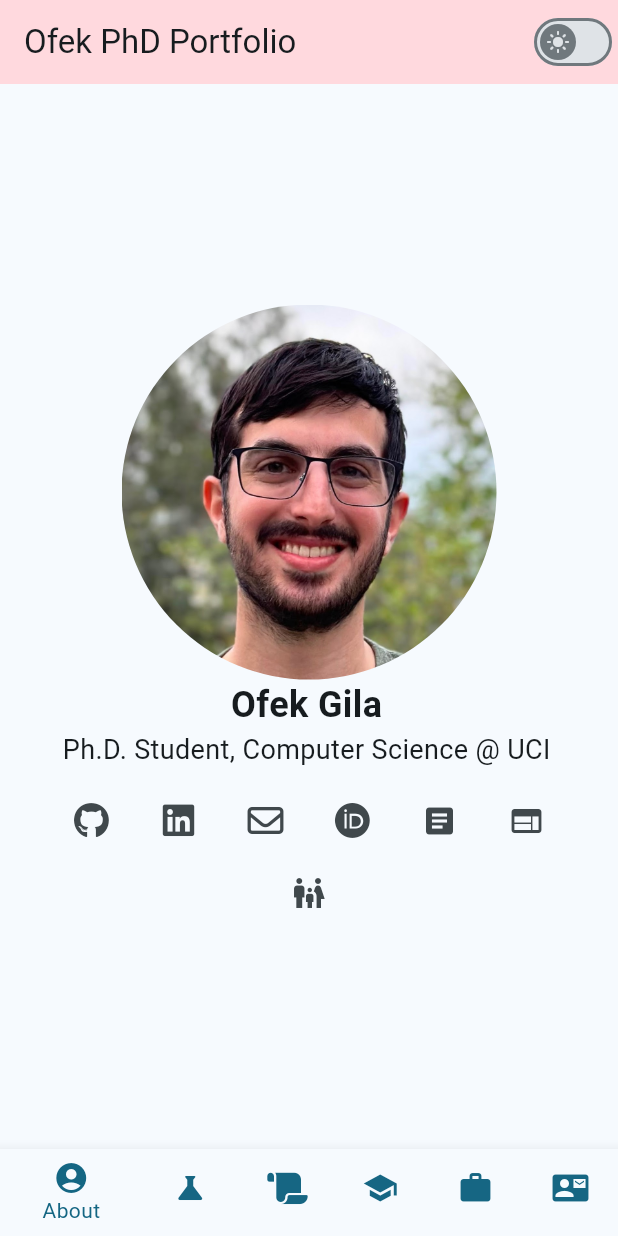
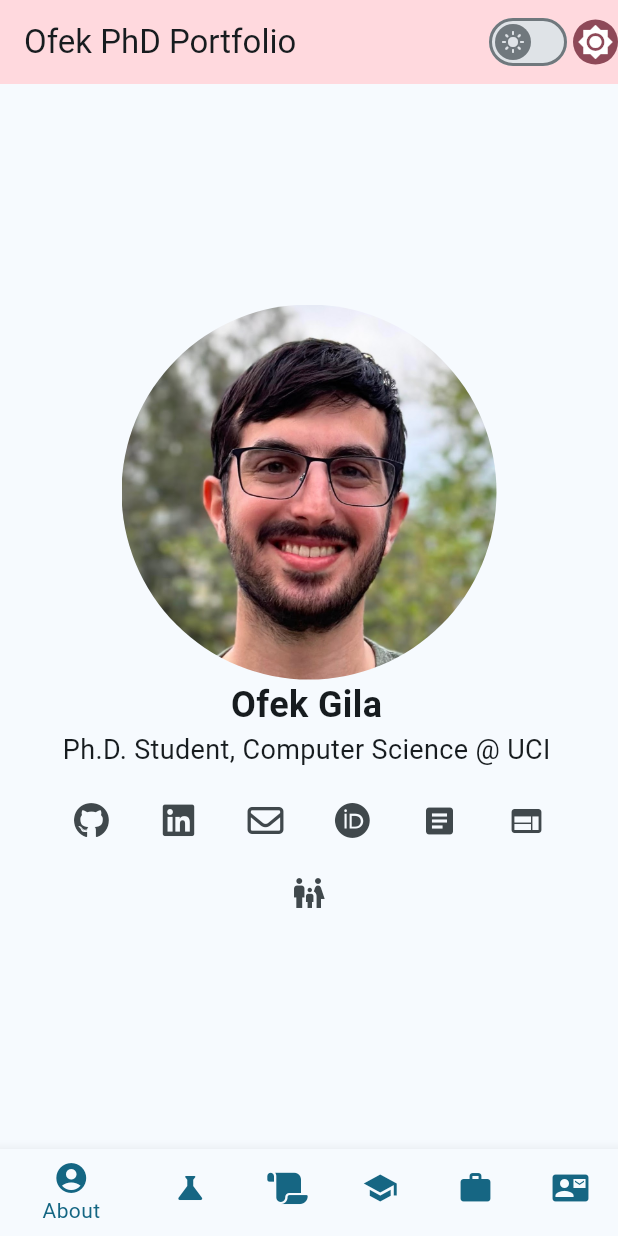
Before and after one commit to The-Ofek-Foundation/ophd, a Flutter app: the screen it shows after launch, on a phone screen of 412 x 824 dp. Run offline on Flutter 3.47's test engine with Material 3 defaults, Android fonts, the phone set to English and light mode, and no system bars; our stand-ins replace firebase_core, flutter_markdown, font_awesome_flutter, theme_provider; missing offline and left inert: flutter_scatter, graphview, universal_html; accounts and stored records are empty; generated files the repository leaves out were written again.

Commit message:
Add 'high contrast' modes

```diff
--- a/lib/data/app_themes.dart
+++ b/lib/data/app_themes.dart
@@ -9,8 +9,28 @@ final List<AppTheme> themes = [
     data: MaterialTheme(TextTheme()).light(),
   ),
   AppTheme(
+    id: 'light-medium-contrast',
+    description: 'Light Theme Medium Contrast',
+    data: MaterialTheme(TextTheme()).lightMediumContrast(),
+  ),
+  AppTheme(
+    id: 'light-high-contrast',
+    description: 'Light Theme High Contrast',
+    data: MaterialTheme(TextTheme()).lightHighContrast(),
+  ),
+  AppTheme(
     id: 'dark',
     description: 'Dark Theme',
     data: MaterialTheme(TextTheme()).dark(),
   ),
+  AppTheme(
+    id: 'dark-medium-contrast',
+    description: 'Dark Theme Medium Contrast',
+    data: MaterialTheme(TextTheme()).darkMediumContrast(),
+  ),
+  AppTheme(
+    id: 'dark-high-contrast',
+    description: 'Dark Theme High Contrast',
+    data: MaterialTheme(TextTheme()).darkHighContrast(),
+  ),
 ];
--- a/lib/widgets/layout.dart
+++ b/lib/widgets/layout.dart
@@ -18,6 +18,13 @@ class Layout extends StatefulWidget {
 class _LayoutState extends State<Layout> {
   late PageDetails _pd;
   bool _isDarkMode = false;
+  int _selectedContrast = 0;
+
+  final List<IconData> _contrastIcons = [
+    Icons.brightness_7,
+    Icons.brightness_medium,
+    Icons.brightness_5,
+  ];
 
   @override
   void initState() {
@@ -35,17 +42,44 @@ class _LayoutState extends State<Layout> {
     replaceHistoryState(_pd.label, '/#${_pd.pathname}');
   }
 
-  void _toggleThemeMode(bool isDarkTheme) {
+  void _updateContrastFromTheme() {
+    String currentThemeId = ThemeProvider.themeOf(context).id;
+    if (currentThemeId.endsWith('-medium-contrast')) {
+      _selectedContrast = 1;
+    } else if (currentThemeId.endsWith('-high-contrast')) {
+      _selectedContrast = 2;
+    } else {
+      _selectedContrast = 0; // Default to low contrast
+    }
+  }
+
+  void _updateTheme(bool isDark, int contrast) {
     var controller = ThemeProvider.controllerOf(context);
 
-    controller.setTheme(isDarkTheme ? 'dark' : 'light');
+    String baseTheme = isDark ? 'dark' : 'light';
+    String contrastSuffice = contrast == 1 ? '-medium-contrast'
+      : contrast == 2 ? '-high-contrast'
+      : '';
+
+    controller.setTheme('$baseTheme$contrastSuffice');
+
     setState(() {
-      _isDarkMode = isDarkTheme;
+      _isDarkMode = isDark;
+      _selectedContrast = contrast;
     });
   }
 
+  void _toggleThemeMode(bool isDark) {
+    _updateTheme(isDark, _selectedContrast);
+  }
+
+  void _changeContrast() {
+    int newContrast = (_selectedContrast + 1) % _contrastIcons.length;
+    _updateTheme(_isDarkMode, newContrast);
+  }
+
   Widget _getThemeSwitch() {
-    _isDarkMode = ThemeProvider.themeOf(context).id == 'dark';
+    _isDarkMode = ThemeProvider.themeOf(context).id.startsWith('dark');
 
     final WidgetStateProperty<Icon?> thumbIcon =
       WidgetStateProperty.resolveWith<Icon?>(
@@ -54,10 +88,49 @@ class _LayoutState extends State<Layout> {
           : const Icon(Icons.light_mode),
     );
 
-    return Switch(
+    return Tooltip(
+      message: 'Toggle Dark Mode',
+      child: Switch(
         value: _isDarkMode,
         onChanged: _toggleThemeMode,
         thumbIcon: thumbIcon,
+      ),
+    );
+  }
+
+  Widget _getContrastSelector() {
+  _updateContrastFromTheme();
+
+  return Tooltip(
+    message: 'Change Contrast',
+      child: Material(
+        color: Theme.of(context).colorScheme.tertiary,
+        shape: const CircleBorder(),
+        child: InkWell(
+          borderRadius: BorderRadius.circular(15),
+          onTap: _changeContrast,
+          hoverColor: Theme.of(context).colorScheme.onTertiary.withAlpha(30),
+          splashColor: Theme.of(context).colorScheme.onTertiary.withAlpha(128),
+          child: SizedBox(
+            width: 30,
+            height: 30,
+            child: AnimatedSwitcher(
+              duration: const Duration(milliseconds: 200),
+              transitionBuilder: (Widget child, Animation<double> animation) {
+                return ScaleTransition(
+                  scale: animation,
+                  child: child,
+                );
+              },
+              child: Icon(
+                _contrastIcons[_selectedContrast],
+                key: ValueKey<IconData>(_contrastIcons[_selectedContrast]),
+                color: Theme.of(context).colorScheme.onTertiary,
+              ),
+            ),
+          ),
+        ),
+      ),
     );
   }
 
@@ -90,6 +163,8 @@ class _LayoutState extends State<Layout> {
                       ),
                     ),
                     _getThemeSwitch(),
+                    const SizedBox(height: 5),
+                    _getContrastSelector(),
                     const SizedBox(height: 10),
                   ],
                 ),
@@ -106,7 +181,8 @@ class _LayoutState extends State<Layout> {
               title: Text(AppLocalizations.of(context)!.title),
               backgroundColor: Theme.of(context).colorScheme.tertiaryContainer,
               actions: <Widget>[
-              _getThemeSwitch()
+                _getThemeSwitch(),
+                _getContrastSelector(),
               ],
             ),
             body: Center(
```
Lines whose indentation alone changed are shown as unchanged.
